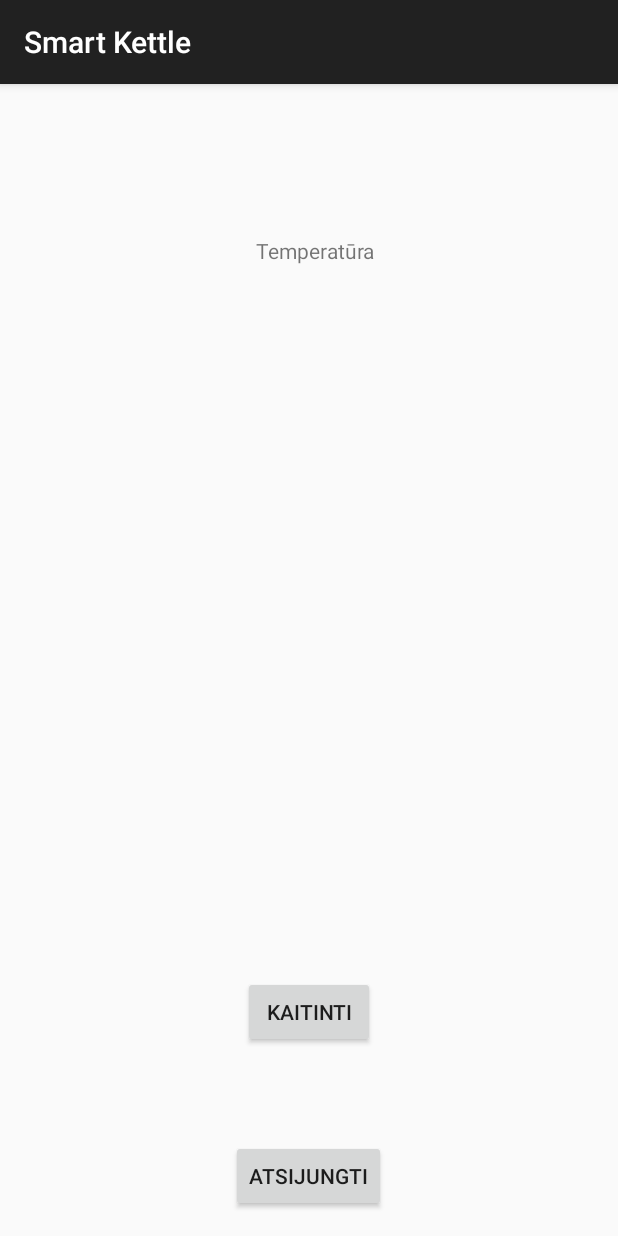
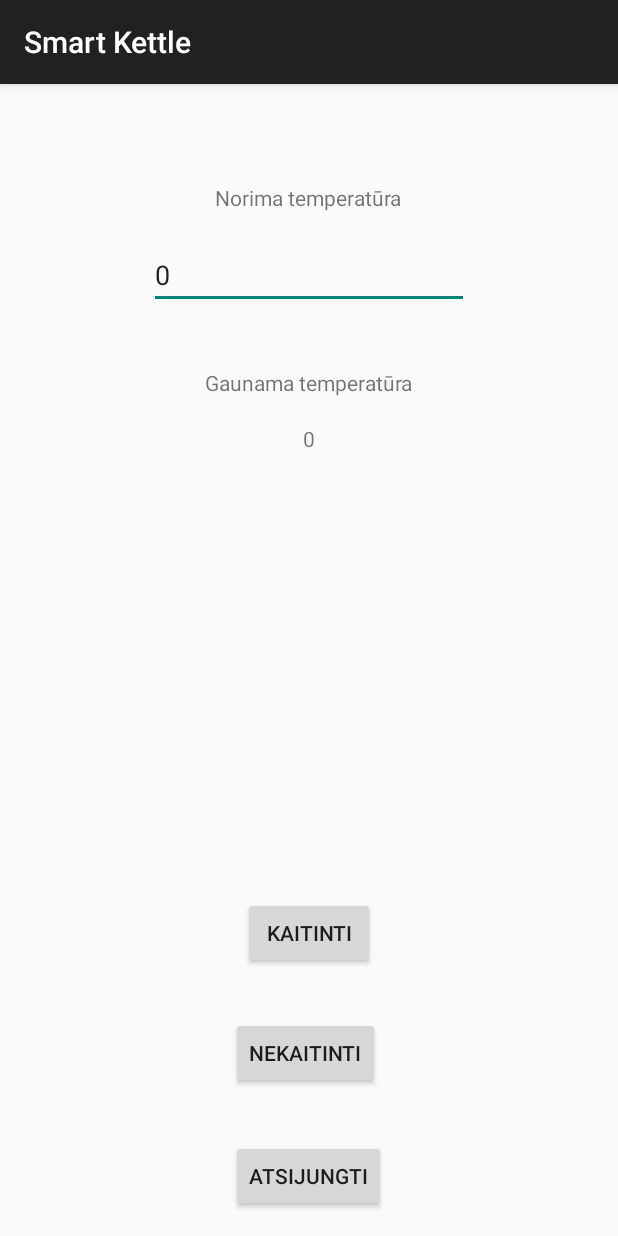
Before and after one commit to MrFiction/Projektas, an Android app: the ledControl screen opened directly, with no data from a screen before it, on a phone screen of 412 x 824 dp. Run offline under Robolectric (Android 15) with nearby library versions, the light colour scheme and no system bars; 5 statements that could not run were skipped.

Commit message:
atvaizduojama temperatura

```diff
--- a/smartKettle/app/src/main/java/com/led/led/ledControl.java
+++ b/smartKettle/app/src/main/java/com/led/led/ledControl.java
@@ -1,35 +1,53 @@
 package com.led.led;
 
+import android.os.Handler;
 import android.support.v7.app.ActionBarActivity;
 import android.os.Bundle;
 import android.bluetooth.BluetoothSocket;
 import android.content.Intent;
 import android.view.View;
 import android.widget.Button;
+import android.widget.EditText;
+import android.widget.TextView;
 import android.widget.Toast;
 import android.app.ProgressDialog;
 import android.bluetooth.BluetoothAdapter;
 import android.bluetooth.BluetoothDevice;
 import android.os.AsyncTask;
 
+import android.util.Log;
+import org.w3c.dom.Text;
+
 import java.io.IOException;
+import java.io.InputStream;
+import java.io.OutputStream;
+import java.io.InputStreamReader;
 import java.util.UUID;
 
 public class ledControl extends ActionBarActivity {
 
     Button btnDis;
+    Button heatOn;
+    Button heatOff;
+    TextView txtArduino;
     String address = null;
     private ProgressDialog progress;
     BluetoothAdapter myBluetooth = null;
     BluetoothSocket btSocket = null;
     private boolean isBtConnected = false;
 
+    private InputStream inStream = null;
+    Handler handler = new Handler();
+    byte delimiter = 10;
+    boolean stopWorker = false;
+    int readBufferPosition = 0;
+    byte[] readBuffer = new byte[1024];
+
     // SPP UUID
     static final UUID myUUID = UUID.fromString("00001101-0000-1000-8000-00805F9B34FB");
 
     @Override
-    protected void onCreate(Bundle savedInstanceState)
-    {
+    protected void onCreate(Bundle savedInstanceState) {
         super.onCreate(savedInstanceState);
 
         Intent newint = getIntent();
@@ -39,25 +57,132 @@ public class ledControl extends ActionBarActivity {
         setContentView(R.layout.activity_led_control);
 
         // iškviesti valdiklius
-        btnDis = (Button)findViewById(R.id.button1);
+        btnDis = (Button) findViewById(R.id.button1);
 
         new ConnectBT().execute(); // Iškviesti klasę prisijungimui
 
-        btnDis.setOnClickListener(new View.OnClickListener()
-        {
+        btnDis.setOnClickListener(new View.OnClickListener() {
             @Override
-            public void onClick(View v)
-            {
+            public void onClick(View v) {
                 Disconnect(); // atsijungti
             }
         });
 
+        heatOn = (Button) findViewById(R.id.button2);
+        heatOff = (Button) findViewById(R.id.button3);
+
+
+        heatOff.setOnClickListener(new View.OnClickListener() {
+            @Override
+            public void onClick(View v) {
+                turnHeatingOff(); // nekaitinti
+            }
+        });
+
+        heatOn.setOnClickListener(new View.OnClickListener() {
+            @Override
+            public void onClick(View v) {
+                EditText temp = (EditText) findViewById(R.id.editText3);
+                int sk = Integer.valueOf(temp.getText().toString());
+                turnHeatingOn(sk); // kaitinti
+            }
+        });
+
+        txtArduino = (TextView) findViewById(R.id.textView7);
     }
 
-    private void turnHeating()
+
+    public void gautiData()   {
+        try {
+            inStream = btSocket.getInputStream();
+        } catch (IOException e) {
+        }
+
+        Thread workerThread = new Thread(new Runnable()
+        {
+            public void run()
+            {
+                while(!Thread.currentThread().isInterrupted() && !stopWorker)
+                {
+                    try
+                    {
+                        int bytesAvailable = inStream.available();
+                        if(bytesAvailable > 0)
+                        {
+                            byte[] packetBytes = new byte[bytesAvailable];
+                            inStream.read(packetBytes);
+                            for(int i=0;i<bytesAvailable;i++)
+                            {
+                                byte b = packetBytes[i];
+                                if(b == delimiter)
+                                {
+                                    byte[] encodedBytes = new byte[readBufferPosition];
+                                    System.arraycopy(readBuffer, 0, encodedBytes, 0, encodedBytes.length);
+                                    final String data = new String(encodedBytes, "US-ASCII");
+                                    readBufferPosition = 0;
+                                    handler.post(new Runnable()
+                                    {
+                                        public void run()
+                                        {
+
+                                            if(txtArduino.getText().toString().equals("..")) {
+                                                txtArduino.setText(data);
+                                            } else {
+                                                txtArduino.setText(data);
+                                            }
+                                        }
+                                    });
+                                }
+                                else
+                                {
+                                    readBuffer[readBufferPosition++] = b;
+                                }
+                            }
+                        }
+                    }
+                    catch (IOException ex)
+                    {
+                        stopWorker = true;
+                    }
+                }
+            }
+        });
+
+        workerThread.start();
+    }
+
+    private void turnHeatingOff()
     {
+        if (btSocket!=null)
+        {
+            try
+            {
+                btSocket.getOutputStream().write(0);
+                msg("Nekaitinama");
+            }
+            catch (IOException e)
+            {
+                msg("Error");
+            }
+        }
+    }
 
+    private void turnHeatingOn(final int temp)
+    {
+        if (btSocket!=null)
+        {
+            try
+            {
+                btSocket.getOutputStream().write(temp);
+                msg("Kaitinama");
+            }
+            catch (IOException e)
+            {
+                msg("Error");
+            }
+        }
     }
+
     private void Disconnect()
     {
         if (btSocket!=null) // jei Bluetooth Socket užimtas
@@ -100,7 +225,8 @@ public class ledControl extends ActionBarActivity {
                  BluetoothDevice dispositivo = myBluetooth.getRemoteDevice(address); // prisijungia prie prietaiso adreso ir patikrina, jei jis galimas
                  btSocket = dispositivo.createInsecureRfcommSocketToServiceRecord(myUUID); // sukuriamas RFCOMM (SPP) ryšys
                  BluetoothAdapter.getDefaultAdapter().cancelDiscovery();
-                 btSocket.connect(); // pradedama prisijungti
+                 btSocket.connect(); // pradedama prisijungt
+                    gautiData();
                 }
             }
             catch (IOException e)
--- a/smartKettle/app/src/main/res/layout/activity_led_control.xml
+++ b/smartKettle/app/src/main/res/layout/activity_led_control.xml
@@ -19,17 +19,56 @@
         android:layout_height="wrap_content"
         android:layout_above="@+id/button1"
         android:layout_centerHorizontal="true"
-        android:layout_marginBottom="61dp"
+        android:layout_marginBottom="114dp"
         android:text="Kaitinti" />
 
     <TextView
         android:id="@+id/textView2"
         android:layout_width="wrap_content"
         android:layout_height="wrap_content"
-        android:layout_alignEnd="@+id/button2"
         android:layout_alignParentTop="true"
-        android:layout_alignRight="@+id/button2"
-        android:layout_marginTop="85dp"
-        android:text="Temperatūra" />
+        android:layout_centerHorizontal="true"
+        android:layout_marginTop="50dp"
+        android:text="Norima temperatūra" />
+
+    <Button
+        android:id="@+id/button3"
+        android:layout_width="wrap_content"
+        android:layout_height="wrap_content"
+        android:layout_above="@+id/button1"
+        android:layout_alignLeft="@+id/button1"
+        android:layout_alignStart="@+id/button1"
+        android:layout_marginBottom="34dp"
+        android:text="Nekaitinti" />
+
+    <EditText
+        android:id="@+id/editText3"
+        android:layout_width="wrap_content"
+        android:layout_height="wrap_content"
+        android:layout_below="@+id/textView2"
+        android:layout_centerHorizontal="true"
+        android:layout_marginTop="19dp"
+        android:autoText="false"
+        android:ems="10"
+        android:inputType="number"
+        android:text="0" />
+
+    <TextView
+        android:id="@+id/textView6"
+        android:layout_width="wrap_content"
+        android:layout_height="wrap_content"
+        android:layout_below="@+id/editText3"
+        android:layout_centerHorizontal="true"
+        android:layout_marginTop="39dp"
+        android:text="Gaunama temperatūra" />
+
+    <TextView
+        android:id="@+id/textView7"
+        android:layout_width="wrap_content"
+        android:layout_height="wrap_content"
+        android:layout_below="@+id/textView6"
+        android:layout_centerHorizontal="true"
+        android:layout_marginTop="18dp"
+        android:text="0" />
 
 </RelativeLayout>
```
